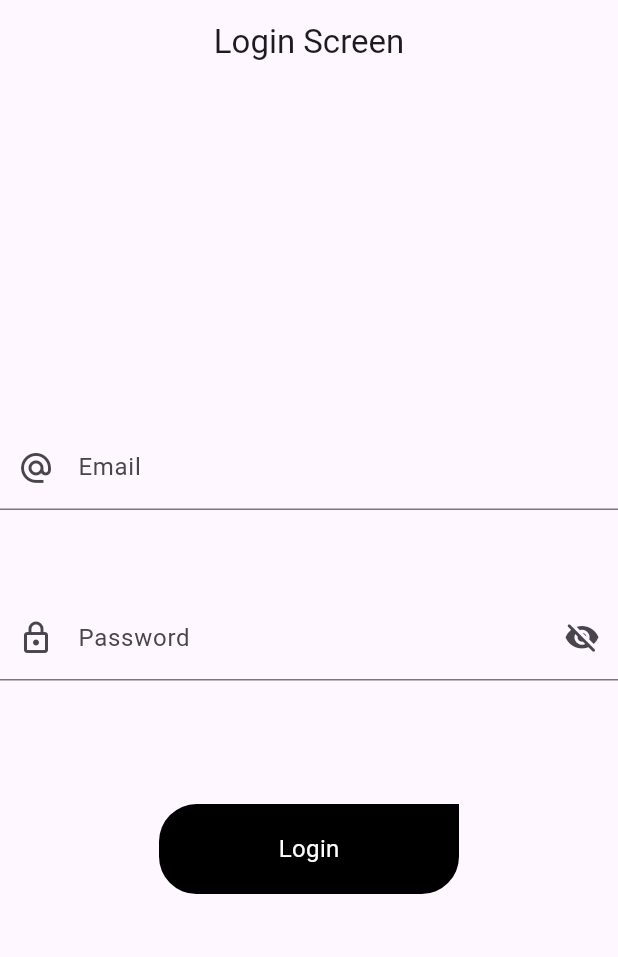
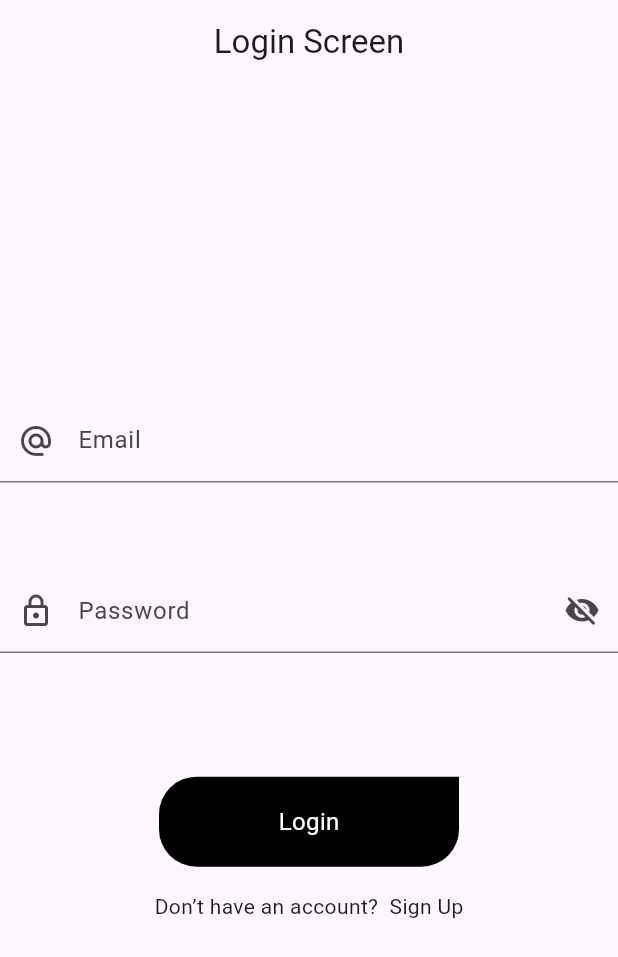
Before and after one commit to SiddharthChitrala/flutter_mvvm_architecture, a Flutter app: the screen it shows after launch, on a phone screen of 412 x 824 dp. Shown: the top 957 px of the screen. Run offline on Flutter 3.47's test engine with Material 3 defaults, Android fonts, the phone set to English and light mode, and no system bars; our stand-ins replace another_flushbar, fluttertoast.

Commit message:
eleventh  commit

```diff
--- a/analysis_options.yaml
+++ b/analysis_options.yaml
@@ -10,6 +10,7 @@
 analyzer:
   errors:
     avoid_print: ignore
+    use_build_context_synchronously: ignore
 include: package:flutter_lints/flutter.yaml
 
 linter:
--- a/lib/res/components/round_button.dart
+++ b/lib/res/components/round_button.dart
@@ -28,7 +28,9 @@ class RoundButton extends StatelessWidget {
             ),
             child: Center(
               child: loading
-                  ? const CircleAvatar()
+                  ? const CircularProgressIndicator(
+                    color: AppColors.whiteColor,
+                  )
                   : Text(
                       title,
                       style: const TextStyle(
--- a/lib/view/login_screen.dart
+++ b/lib/view/login_screen.dart
@@ -3,7 +3,6 @@ import 'package:flutter_mvvm_architecture/vm/auth_view_model.dart';
 import '../res/components/round_button.dart';
 import '../utils/utils.dart';
 import 'package:provider/provider.dart';
-
 
 class LoginScreen extends StatefulWidget {
   const LoginScreen({super.key});
@@ -13,7 +12,6 @@ class LoginScreen extends StatefulWidget {
 }
 
 class _LoginScreenState extends State<LoginScreen> {
-
   final ValueNotifier<bool> _obscurePassword = ValueNotifier<bool>(true);
 
   final TextEditingController _emailController = TextEditingController();
@@ -48,7 +46,6 @@ class _LoginScreenState extends State<LoginScreen> {
 
   @override
   Widget build(BuildContext context) {
-
     final authViewModel = Provider.of<AuthViewModel>(context);
 
     final height = MediaQuery.of(context).size.height * 1;
@@ -115,6 +112,7 @@ class _LoginScreenState extends State<LoginScreen> {
               SizedBox(height: height * .1),
               RoundButton(
                 title: 'Login',
+                loading: authViewModel.loading,
                 onPress: () {
                   if (_emailController.text.isEmpty) {
                     Utils.toastMessage('Please enter Email');
@@ -123,16 +121,21 @@ class _LoginScreenState extends State<LoginScreen> {
                   } else if (_passwordController.text.length < 6) {
                     Utils.toastMessage('Please enter 6 digit password');
                   } else {
-                    Map data ={
+                    Map data = {
                       'email': _emailController.text.toString(),
                       'password': _passwordController.text.toString()
-
                     };
-                    authViewModel.loginApi(data , context);
+                    authViewModel.loginApi(data, context);
                     print('Api Hit');
                   }
                 },
               ),
+              SizedBox(
+                height: height * 0.02,
+              ),
+              const InkWell(
+                child: Text('Don’t have an account?  Sign Up'),
+              )
             ]),
       ),
     );
```
Also changed, not shown: lib/vm/auth_view_model.dart (+15 -1 lines).
